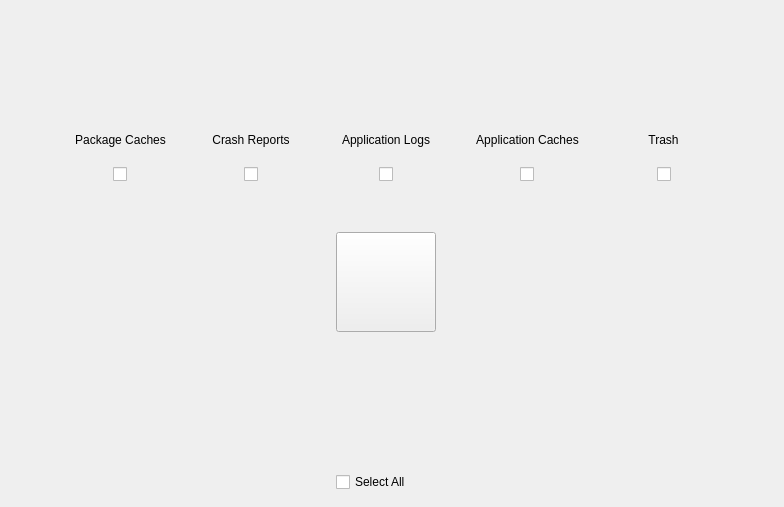
The window that stacer/Pages/SystemCleaner/system_cleaner_page.ui (oguzhaninan/Stacer) describes before a commit, drawn with Qt 5.
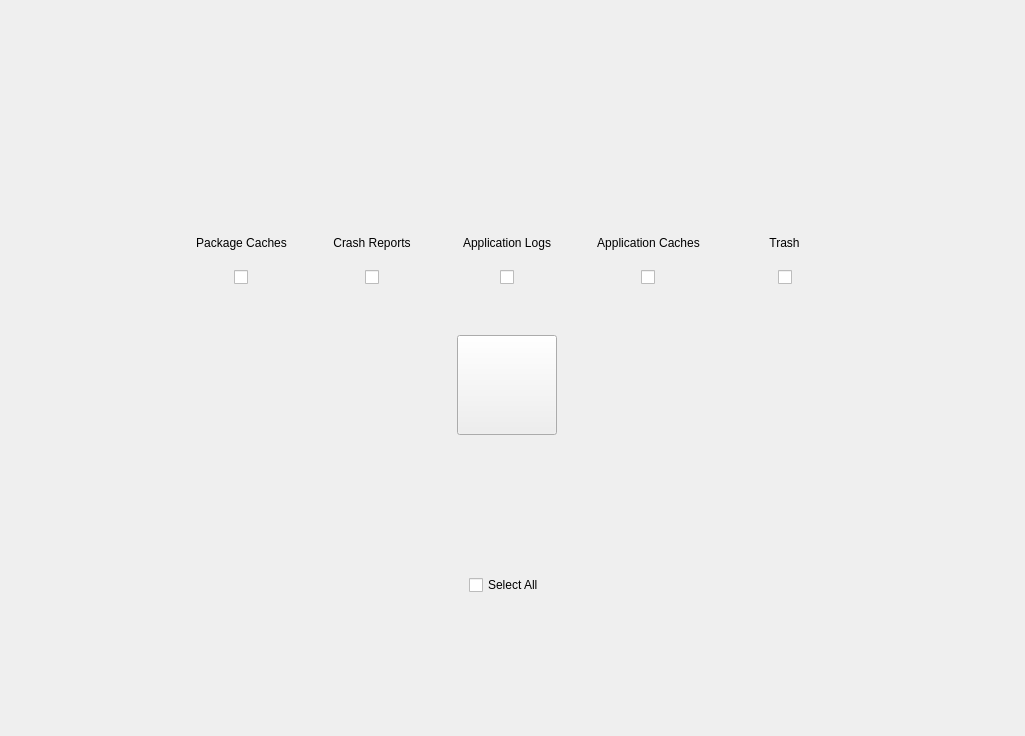
The same window after the commit. Icons and pictures are not drawn.

Commit message: fix select all issue

```diff
--- a/stacer/Pages/SystemCleaner/system_cleaner_page.ui
+++ b/stacer/Pages/SystemCleaner/system_cleaner_page.ui
@@ -6,8 +6,8 @@
    <rect>
     <x>0</x>
     <y>0</y>
-    <width>784</width>
-    <height>507</height>
+    <width>1025</width>
+    <height>736</height>
    </rect>
   </property>
   <property name="windowTitle">
@@ -101,7 +101,7 @@
          </property>
         </widget>
        </item>
-       <item row="4" column="5" alignment="Qt::AlignHCenter">
+       <item row="4" column="5" alignment="Qt::AlignHCenter|Qt::AlignTop">
         <widget class="QCheckBox" name="checkAppCache">
          <property name="sizePolicy">
           <sizepolicy hsizetype="Expanding" vsizetype="Expanding">
@@ -253,7 +253,7 @@
          </property>
         </widget>
        </item>
-       <item row="4" column="6" alignment="Qt::AlignHCenter">
+       <item row="4" column="6" alignment="Qt::AlignHCenter|Qt::AlignTop">
         <widget class="QCheckBox" name="checkTrash">
          <property name="sizePolicy">
           <sizepolicy hsizetype="Expanding" vsizetype="Expanding">
@@ -275,7 +275,7 @@
          </property>
         </widget>
        </item>
-       <item row="4" column="3" alignment="Qt::AlignHCenter">
+       <item row="4" column="3" alignment="Qt::AlignHCenter|Qt::AlignTop">
         <widget class="QCheckBox" name="checkCrashReports">
          <property name="sizePolicy">
           <sizepolicy hsizetype="Expanding" vsizetype="Expanding">
@@ -338,7 +338,7 @@
          </property>
         </spacer>
        </item>
-       <item row="4" column="2" alignment="Qt::AlignHCenter">
+       <item row="4" column="2" alignment="Qt::AlignHCenter|Qt::AlignTop">
         <widget class="QCheckBox" name="checkPackageCache">
          <property name="sizePolicy">
           <sizepolicy hsizetype="Expanding" vsizetype="Expanding">
@@ -411,7 +411,7 @@
          </property>
         </widget>
        </item>
-       <item row="4" column="4" alignment="Qt::AlignHCenter">
+       <item row="4" column="4" alignment="Qt::AlignHCenter|Qt::AlignTop">
         <widget class="QCheckBox" name="checkAppLog">
          <property name="sizePolicy">
           <sizepolicy hsizetype="Expanding" vsizetype="Expanding">
@@ -472,7 +472,7 @@
          </property>
         </widget>
        </item>
-       <item row="10" column="4">
+       <item row="10" column="4" alignment="Qt::AlignHCenter|Qt::AlignTop">
         <widget class="QCheckBox" name="checkSelectAllSystemScan">
          <property name="sizePolicy">
           <sizepolicy hsizetype="Expanding" vsizetype="Expanding">
```
